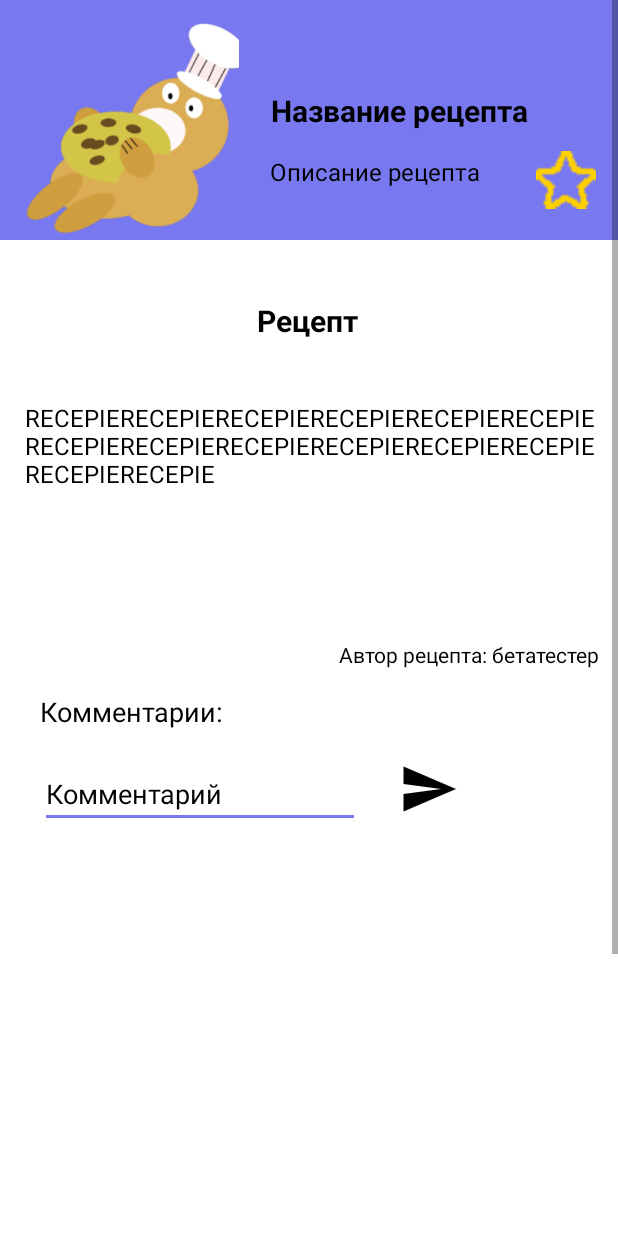
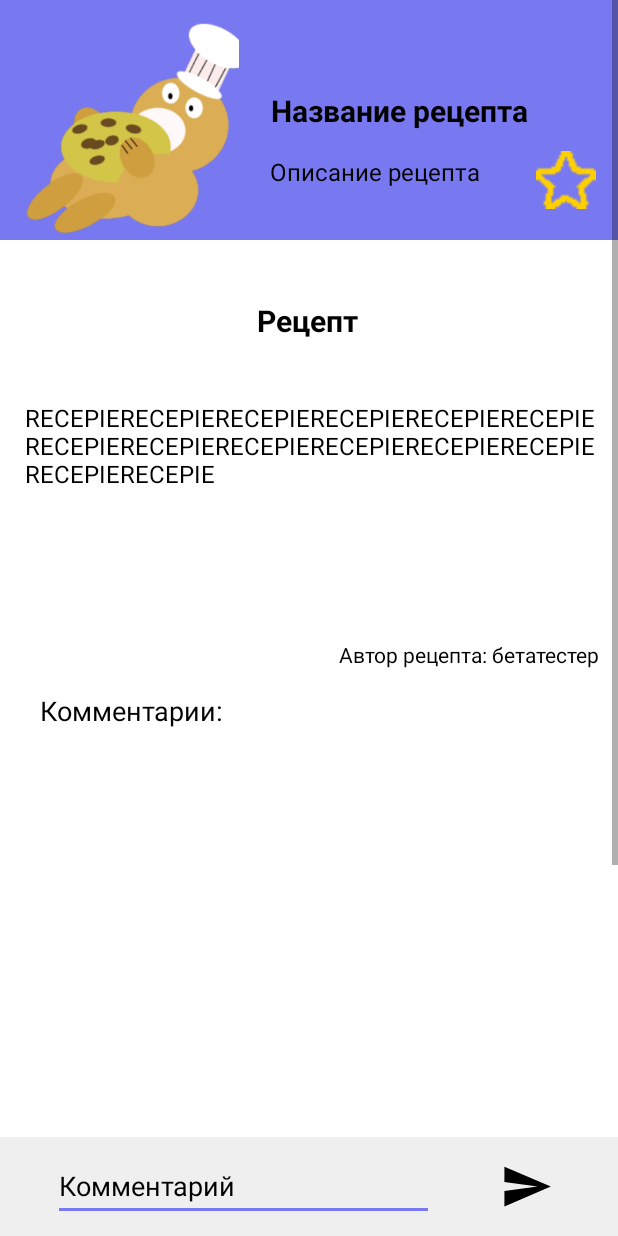
Before and after one commit to MLEX0/CulinaryForumApp, an Android app: the ViewRecipeActivity screen opened directly, with no data from a screen before it, on a phone screen of 412 x 824 dp. Run offline under Robolectric (Android 15) with nearby library versions, the phone set to English and light mode, and no system bars; our stand-ins replace Firebase (no records; nobody signed in at launch, a user with empty details on screens opened directly); 4 statements that could not run were skipped.

Commit message:
Bug Fix v0.5 - With redesign comment form

```diff
--- a/app/src/main/java/com/example/culinaryforumapp/ViewRecipeActivity.java
+++ b/app/src/main/java/com/example/culinaryforumapp/ViewRecipeActivity.java
@@ -139,7 +139,7 @@ public class ViewRecipeActivity extends AppCompatActivity {
                         i++;
                         View view = findViewById(R.id.ListViewComments);
                         ViewGroup.LayoutParams layoutParams = view.getLayoutParams();
-                        height = (height * i);
+                        height = (height * i * 2);
                         layoutParams.height = height;
                         view.setLayoutParams(layoutParams);
                     }
--- a/app/src/main/res/layout/activity_add_recipe.xml
+++ b/app/src/main/res/layout/activity_add_recipe.xml
@@ -41,7 +41,7 @@
         android:layout_marginEnd="10dp"
         android:ems="10"
         android:hint="Название рецепта"
-        android:inputType="textPersonName"
+        android:inputType="textLongMessage|textAutoCorrect|text"
         android:textAlignment="viewStart"
         android:textColor="@color/black"
         android:textColorHint="@color/black"
@@ -73,7 +73,7 @@
         android:layout_marginEnd="10dp"
         android:ems="10"
         android:hint="Описание рецепта"
-        android:inputType="textPersonName"
+        android:inputType="textLongMessage|textAutoCorrect|text"
         android:textAlignment="viewStart"
         android:textColor="@color/black"
         android:textColorHint="@color/black"
@@ -105,7 +105,7 @@
         android:layout_marginEnd="10dp"
         android:ems="10"
         android:hint="Способ приготовления"
-        android:inputType="text"
+        android:inputType="textLongMessage|textAutoCorrect|text"
         android:textAlignment="viewStart"
         android:textColor="@color/black"
         android:textColorHint="@color/black"
--- a/app/src/main/res/layout/activity_recipe_view.xml
+++ b/app/src/main/res/layout/activity_recipe_view.xml
@@ -6,9 +6,53 @@
     android:layout_height="match_parent"
     android:background="@color/white">
 
+
+    <androidx.constraintlayout.widget.ConstraintLayout
+        android:id="@+id/CommentBottomLayout"
+        android:layout_width="match_parent"
+        android:layout_height="wrap_content"
+        android:layout_alignParentBottom="true"
+        android:background="#EFEFEF">
+
+        <ImageView
+            android:id="@+id/imageViewButtonSendComment"
+            android:layout_width="51dp"
+            android:layout_height="35dp"
+            android:layout_marginTop="10dp"
+            android:layout_marginBottom="10dp"
+            android:onClick="OnClickSendComment"
+            app:layout_constraintBottom_toBottomOf="parent"
+            app:layout_constraintEnd_toEndOf="parent"
+            app:layout_constraintHorizontal_bias="0.894"
+            app:layout_constraintStart_toEndOf="@+id/editTextTextPersonName"
+            app:layout_constraintTop_toTopOf="parent"
+            app:srcCompat="@drawable/ic_baseline_send_24"
+            tools:ignore="TouchTargetSizeCheck,SpeakableTextPresentCheck" />
+
+        <EditText
+            android:id="@+id/editTextTextPersonName"
+            android:layout_width="254dp"
+            android:layout_height="46dp"
+            android:layout_marginTop="10dp"
+            android:layout_marginBottom="10dp"
+            android:ems="10"
+            android:hint="Комментарий"
+            android:inputType="textLongMessage"
+            android:textColor="@color/black"
+            android:textColorHighlight="@color/background"
+            android:textColorHint="@color/black"
+            app:layout_constraintBottom_toBottomOf="parent"
+            app:layout_constraintEnd_toStartOf="@+id/imageViewButtonSendComment"
+            app:layout_constraintStart_toStartOf="parent"
+            app:layout_constraintTop_toTopOf="parent"
+            tools:ignore="TouchTargetSizeCheck,SpeakableTextPresentCheck" />
+    </androidx.constraintlayout.widget.ConstraintLayout>
+
     <ScrollView
+        android:id="@+id/scrollViewMainRecipe"
         android:layout_width="match_parent"
         android:layout_height="match_parent"
+        android:layout_above="@+id/CommentBottomLayout"
         tools:ignore="SpeakableTextPresentCheck">
 
         <LinearLayout
@@ -51,11 +95,11 @@
                     android:layout_width="wrap_content"
                     android:layout_height="wrap_content"
                     android:layout_marginTop="16dp"
+                    android:maxWidth="140dp"
+                    android:singleLine="false"
                     android:text="Описание рецепта"
                     android:textColor="@color/black"
                     android:textSize="16sp"
-                    android:maxWidth="140dp"
-                    android:singleLine="false"
                     app:layout_constraintEnd_toEndOf="parent"
                     app:layout_constraintHorizontal_bias="0.176"
                     app:layout_constraintStart_toEndOf="@+id/imageViewViewActivityRecipeImage"
@@ -155,19 +199,21 @@
                     app:layout_constraintTop_toBottomOf="@+id/textViewViewActivityRecipeAuthorName"
                     app:layout_constraintVertical_bias="0.0"
                     tools:visibility="gone" />
+
             </androidx.constraintlayout.widget.ConstraintLayout>
 
             <androidx.constraintlayout.widget.ConstraintLayout
                 android:id="@+id/CommentLayout"
                 android:layout_width="match_parent"
                 android:layout_height="wrap_content"
-                android:visibility="visible">
+                android:visibility="visible"
+                tools:visibility="visible">
 
                 <TextView
                     android:id="@+id/textView8"
                     android:layout_width="wrap_content"
                     android:layout_height="wrap_content"
-                    android:layout_marginTop="16dp"
+                    android:layout_marginTop="15dp"
                     android:text="Комментарии:"
                     android:textAlignment="textStart"
                     android:textColor="@color/black"
@@ -177,47 +223,19 @@
                     app:layout_constraintStart_toStartOf="parent"
                     app:layout_constraintTop_toTopOf="parent" />
 
-                <EditText
-                    android:id="@+id/editTextTextPersonName"
-                    android:layout_width="wrap_content"
-                    android:layout_height="wrap_content"
-                    android:layout_marginTop="20dp"
-                    android:ems="10"
-                    android:hint="Комментарий"
-                    android:inputType="textPersonName"
-                    android:textColor="@color/black"
-                    android:textColorHighlight="@color/background"
-                    android:textColorHint="@color/black"
-                    app:layout_constraintEnd_toEndOf="parent"
-                    app:layout_constraintHorizontal_bias="0.134"
-                    app:layout_constraintStart_toStartOf="parent"
-                    app:layout_constraintTop_toBottomOf="@+id/textView8"
-                    tools:ignore="TouchTargetSizeCheck,SpeakableTextPresentCheck" />
-
-                <ImageView
-                    android:id="@+id/imageViewButtonSendComment"
-                    android:layout_width="50dp"
-                    android:layout_height="40dp"
-                    android:layout_marginStart="12dp"
-                    android:layout_marginTop="60dp"
-                    android:onClick="OnClickSendComment"
-                    app:layout_constraintEnd_toEndOf="parent"
-                    app:layout_constraintHorizontal_bias="0.08"
-                    app:layout_constraintStart_toEndOf="@+id/editTextTextPersonName"
-                    app:layout_constraintTop_toTopOf="parent"
-                    app:srcCompat="@drawable/ic_baseline_send_24"
-                    tools:ignore="TouchTargetSizeCheck,SpeakableTextPresentCheck" />
-
                 <ListView
                     android:id="@+id/ListViewComments"
                     android:layout_width="wrap_content"
                     android:layout_height="500dp"
-                    android:layout_marginTop="16dp"
+                    android:layout_marginTop="10dp"
                     app:layout_constraintBottom_toBottomOf="parent"
                     app:layout_constraintEnd_toEndOf="parent"
+                    app:layout_constraintHorizontal_bias="0.0"
                     app:layout_constraintStart_toStartOf="parent"
-                    app:layout_constraintTop_toBottomOf="@+id/editTextTextPersonName" />
+                    app:layout_constraintTop_toBottomOf="@+id/textView8"
+                    app:layout_constraintVertical_bias="1.0" />
             </androidx.constraintlayout.widget.ConstraintLayout>
         </LinearLayout>
     </ScrollView>
+
 </RelativeLayout>
--- a/build.gradle
+++ b/build.gradle
@@ -5,7 +5,7 @@ buildscript {
         mavenCentral()
     }
     dependencies {
-        classpath 'com.android.tools.build:gradle:7.0.3'
+        classpath 'com.android.tools.build:gradle:7.0.4'
         classpath 'com.google.gms:google-services:4.3.10'
         // NOTE: Do not place your application dependencies here; they belong
         // in the individual module build.gradle files
```
Also changed, not shown: app/src/main/java/com/example/culinaryforumapp/MainFrameActivity.java (+24 -4 lines).
